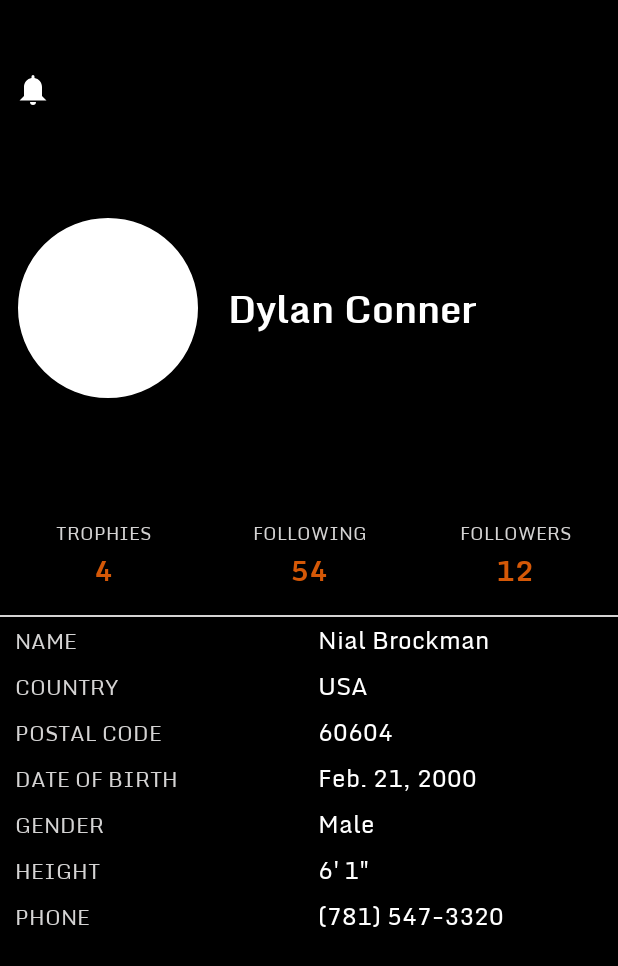
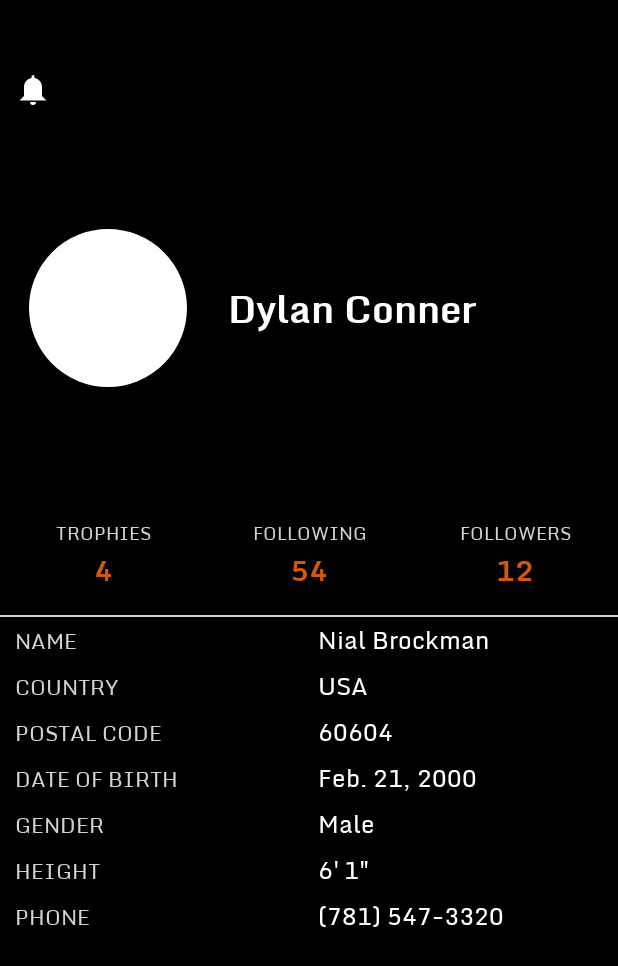
Before and after one commit to stopstress/RadyukAndroidPvt, an Android app: the layout activity_dz3.xml on its own in the app's theme, with its tools: preview values and no code run, on a phone screen of 412 x 824 dp. Shown: the top 966 px of the screen. Run offline under Robolectric (Android 15) with nearby library versions, the phone set to English and light mode, and no system bars.

Commit message:
Dz3 is ready

```diff
--- a/app/src/main/java/by/stress/radyukandroidpvt/dz3/Dz3Activity.kt
+++ b/app/src/main/java/by/stress/radyukandroidpvt/dz3/Dz3Activity.kt
@@ -23,7 +23,4 @@ class Dz3Activity : AppCompatActivity() {
             .apply(RequestOptions.circleCropTransform())
             .into(imageViewDz3)
     }
-
-
-
 }
--- a/app/src/main/res/layout/activity_dz3.xml
+++ b/app/src/main/res/layout/activity_dz3.xml
@@ -37,8 +37,8 @@
             <FrameLayout
                 android:layout_gravity="center"
                 android:padding="16dp"
-                android:layout_width="120dp"
-                android:layout_height="120dp"
+                android:layout_width="105dp"
+                android:layout_height="105dp"
                 android:adjustViewBounds="true"
                 android:background="@drawable/image_border_dz3">
             </FrameLayout>
@@ -46,7 +46,7 @@
                 android:id="@+id/imageViewDz3"
                 android:adjustViewBounds="true"
                 android:layout_gravity="center"
-                android:layout_width="115dp"
+                android:layout_width="100dp"
                 android:layout_height="match_parent"
                 tools:ignore="ContentDescription" />
         </FrameLayout>
```
